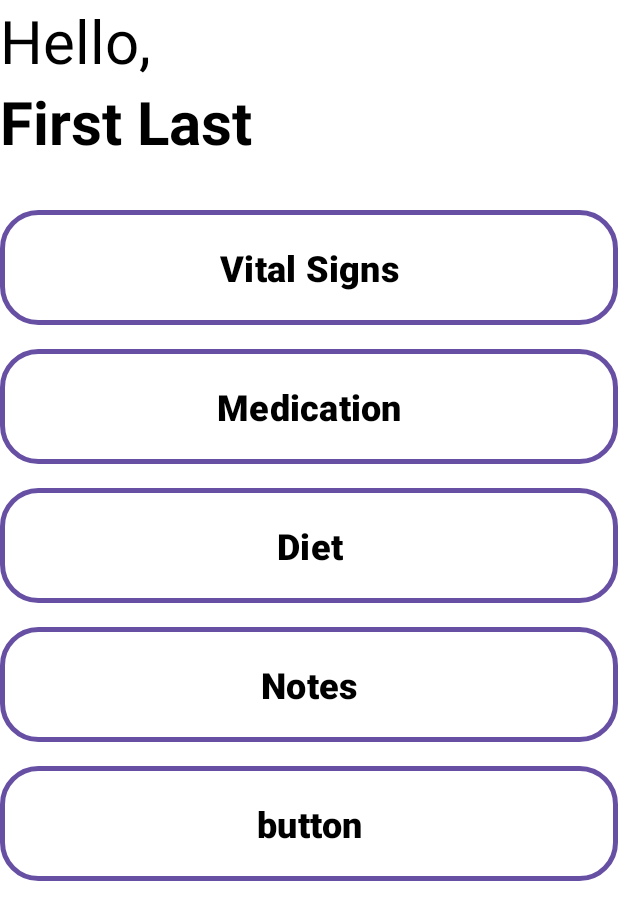
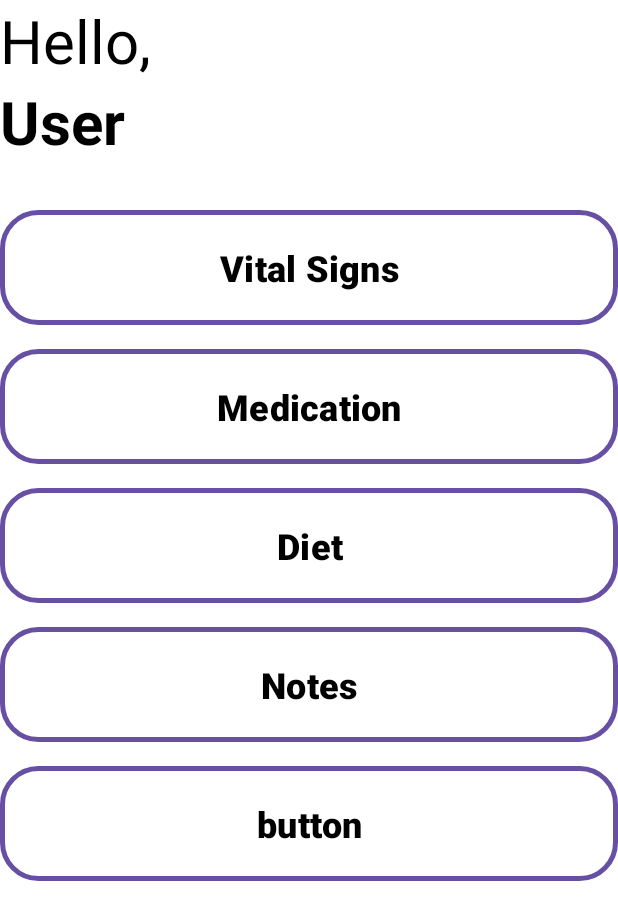
Before and after one commit to shehr4n/PHMS, an Android app: the HomePage screen opened directly, with no data from a screen before it, on a phone screen of 412 x 824 dp. Shown: the top 920 px of the screen. Run offline under Robolectric (Android 15) with nearby library versions, the phone set to English and light mode, and no system bars; our stand-ins replace Firebase (no records; nobody signed in at launch, a user with empty details on screens opened directly).

Commit message:
fetch/display name on HomePage

```diff
--- a/app/src/main/java/com/example/phms/HomePage.kt
+++ b/app/src/main/java/com/example/phms/HomePage.kt
@@ -3,14 +3,19 @@ package com.example.phms
 import android.content.Intent
 import android.os.Bundle
 import android.widget.Button
+import android.widget.TextView
 import androidx.activity.enableEdgeToEdge
 import androidx.appcompat.app.AppCompatActivity
 import androidx.core.view.ViewCompat
 import androidx.core.view.WindowInsetsCompat
+import com.google.firebase.auth.FirebaseAuth
+import com.google.firebase.firestore.FirebaseFirestore
 
 class HomePage : AppCompatActivity() {
 
-    // lateinit var  buttonName : Button
+    lateinit var  nameText: TextView
+    lateinit var auth: FirebaseAuth
+    var db = FirebaseFirestore.getInstance()
 
     override fun onCreate(savedInstanceState: Bundle?) {
         super.onCreate(savedInstanceState)
@@ -22,8 +27,28 @@ class HomePage : AppCompatActivity() {
             insets
         }
 
-        // buttonName = findViewById(R.id.button_name)
+        nameText = findViewById(R.id.nameText)
 
+        auth = FirebaseAuth.getInstance()
+
+        val currentUser = auth.currentUser
+        if (currentUser != null) {
+            val userId = currentUser.uid
+            db.collection("users").document(userId).get()
+                .addOnSuccessListener { document ->
+                    if (document.exists()) {
+                        val name = document.getString("name") ?: "User"
+                        nameText.text = name
+                    } else {
+                        nameText.text = "User"
+                    }
+                }
+                /* .addOnFailureListener { e ->
+                    nameText.text = "Error"
+                } */
+        } /* else {
+            nameText.text = "Guest"
+        } */
 
     }
 }
--- a/app/src/main/java/com/example/phms/Registration.kt
+++ b/app/src/main/java/com/example/phms/Registration.kt
@@ -51,6 +51,7 @@ class Registration : AppCompatActivity() {
         registerButton.setOnClickListener {
             val email = emailInput.text.toString()
             val password = passwordInput.text.toString()
+            val name = "${fnameInput.text.toString()} ${lnameInput.text.toString()}"
 
             auth.createUserWithEmailAndPassword(email, password)
                 .addOnCompleteListener(this) { task ->
@@ -61,8 +62,7 @@ class Registration : AppCompatActivity() {
                         user?.let {
                             val uid = it.uid
                             val userProfile = hashMapOf(
-                                "firstName" to fnameInput.text.toString(),
-                                "lastName" to lnameInput.text.toString(),
+                                "name" to name,
                                 "phone" to phoneInput.text.toString(),
                                 "email" to email,
 
--- a/app/src/main/res/layout/home_page.xml
+++ b/app/src/main/res/layout/home_page.xml
@@ -24,10 +24,11 @@
         <TextView
             android:layout_width="match_parent"
             android:layout_height="wrap_content"
-            android:text="First Last"
+            android:text=""
             android:textColor="@color/black"
             android:textSize="40sp"
-            android:textStyle="bold"/>
+            android:textStyle="bold"
+            android:id="@+id/nameText"/>
 
         <GridLayout
             android:layout_width="match_parent"
```
